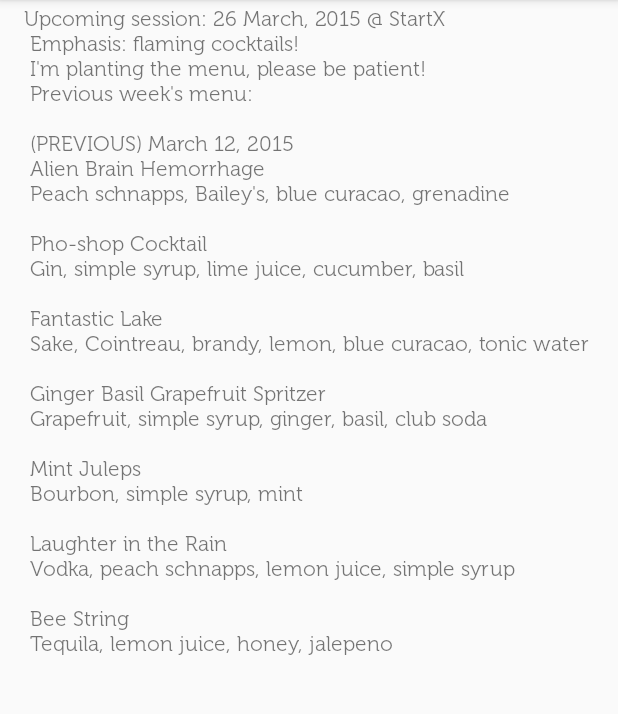
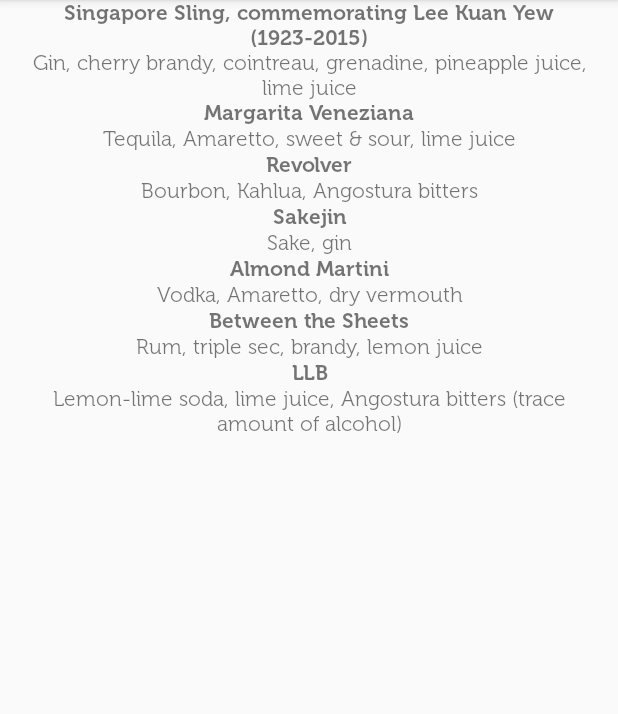
Before and after one commit to davidopluslau/CleverEggplant, an Android app: the screen it shows after launch (MainActivity), on a phone screen of 412 x 824 dp, the part 84-798 px from its top. Run offline under Robolectric (Android 15) with nearby library versions, the phone set to English and light mode, and no system bars.

Commit message:
Unfucked the menu page, partially

```diff
--- a/CleverEggplant/app/src/main/java/com/theclevereggplant/clevereggplant/CleverPagerAdapter.java
+++ b/CleverEggplant/app/src/main/java/com/theclevereggplant/clevereggplant/CleverPagerAdapter.java
@@ -13,14 +13,18 @@
 
 public class CleverPagerAdapter extends FragmentPagerAdapter {
 
-    List<String> pageStrings = new ArrayList<>();
+    public static final String MENU = "menu";
+    private final List<String> pageStrings;
+    private final String[] menu;
     Typeface museoFont;
 
     public CleverPagerAdapter(FragmentManager fm, Context context) {
         super(fm);
         String[] pageData = context.getResources().getStringArray(R.array.textBullshit);
+        String[] menu = context.getResources().getStringArray(R.array.menu_items);
         this.museoFont = Typeface.createFromAsset(context.getAssets(), "Museo-300.otf");
         pageStrings = new ArrayList<>(Arrays.asList(pageData));
+        this.menu = menu;
     }
 
     @Override
@@ -29,6 +33,9 @@
         Bundle bundle = new Bundle();
         switch (i) {
             case 0:
+                fragment = new MenuPageFragment();
+                bundle.putStringArray(MENU, menu);
+                break;
             case 1:
             case 3:
                 fragment = new TextVomitFragment();
--- /dev/null
+++ b/CleverEggplant/app/src/main/java/com/theclevereggplant/clevereggplant/MenuPageFragment.java
@@ -0,0 +1,46 @@
+package com.theclevereggplant.clevereggplant;
+
+import android.content.Context;
+import android.graphics.Typeface;
+import android.os.Bundle;
+import android.support.annotation.Nullable;
+import android.support.v4.app.Fragment;
+import android.view.Gravity;
+import android.view.LayoutInflater;
+import android.view.View;
+import android.view.ViewGroup;
+import android.widget.LinearLayout;
+import android.widget.ScrollView;
+import android.widget.TextView;
+
+public class MenuPageFragment extends Fragment {
+    @Override
+    public View onCreateView(LayoutInflater inflater, @Nullable ViewGroup container,
+            @Nullable Bundle savedInstanceState) {
+        View rootView = inflater.inflate(R.layout.generic_scrolling_page, container, false);
+        Bundle args = getArguments();
+        Typeface lightFont = Typeface.createFromAsset(inflater.getContext().getAssets(), "Museo-300.otf");
+        Typeface heavyFont = Typeface.createFromAsset(inflater.getContext().getAssets(), "Museo-700.otf");
+        ScrollView scroller = (ScrollView) rootView.findViewById(R.id.scroller);
+        String[] menuStrings = args.getStringArray(CleverPagerAdapter.MENU);
+        Context context = inflater.getContext();
+        LinearLayout layout = new LinearLayout(context);
+        layout.setOrientation(LinearLayout.VERTICAL);
+        for (int i = 0; i < menuStrings.length / 2; i++) {
+            String name = menuStrings[i * 2];
+            TextView nameText = new TextView(context);
+            nameText.setText(name);
+            nameText.setTypeface(heavyFont);
+            nameText.setGravity(Gravity.CENTER);
+            layout.addView(nameText);
+            String ingredients = menuStrings[i * 2 + 1];
+            TextView ingredientsText = new TextView(context);
+            ingredientsText.setText(ingredients);
+            ingredientsText.setTypeface(lightFont);
+            ingredientsText.setGravity(Gravity.CENTER);
+            layout.addView(ingredientsText);
+        }
+        scroller.addView(layout);
+        return rootView;
+    }
+}
--- /dev/null
+++ b/CleverEggplant/app/src/main/res/layout/generic_scrolling_page.xml
@@ -0,0 +1,10 @@
+<?xml version="1.0" encoding="utf-8"?>
+<RelativeLayout xmlns:android="http://schemas.android.com/apk/res/android"
+                android:layout_width="match_parent"
+                android:layout_height="match_parent"
+        >
+    <ScrollView android:layout_width="match_parent" android:layout_height="match_parent"
+            android:id="@+id/scroller">
+    </ScrollView>
+
+</RelativeLayout>
--- a/CleverEggplant/app/src/main/res/values/strings.xml
+++ b/CleverEggplant/app/src/main/res/values/strings.xml
@@ -4,6 +4,23 @@
     <string name="menu_title">The Clever Eggplant</string>
     <string name="sanity_title">TTTTTTTTTTTTTTTTTTTTT</string>
     <string name="action_settings">Settings</string>
+    <string-array name="menu_items">
+        <item>Singapore Sling, commemorating Lee Kuan Yew (1923-2015)</item>
+        <item>Gin, cherry brandy, cointreau, grenadine, pineapple juice, lime juice</item>
+        <item>Margarita Veneziana</item>
+        <item>Tequila, Amaretto, sweet &#038; sour, lime juice</item>
+        <item>Revolver</item>
+        <item>Bourbon, Kahlua, Angostura bitters</item>
+        <item>Sakejin</item>
+        <item>Sake, gin</item>
+        <item>Almond Martini</item>
+        <item>Vodka, Amaretto, dry vermouth</item>
+        <item>Between the Sheets</item>
+        <item>Rum, triple sec, brandy, lemon juice</item>
+        <item>LLB</item>
+        <item>Lemon-lime soda, lime juice, Angostura bitters (trace amount of alcohol)</item>
+    </string-array>
+
     <string-array name="textBullshit">
         <item>
             Upcoming session: 26 March, 2015 @ StartX\n
@@ -36,7 +53,7 @@
         <item>Why are we The Clever Eggplant?\nThe bar was nameless for its first six months of operation. Our name reflects our origins as a supporting fixture of StartX\'s board game nights. One night, a few of us were playing Apples to Apples. David played the green card "Clever", prompting the other players to choose cards that they thought were evocative of cleverness. One of his friends had no good answers and played "Eggplant" in response to get rid of an otherwise useless card. The ludicrous combination of those cards amused David so much that he made it the name of the bar.\nDoes David work for StartX?\nNo, and neither does Rachel, for that matter. Rachel\'s company, Weeby, graduated from StartX\'s startup incubation program, which is how she is affiliated with them. Likewise, David has a friend whose company also graduated from StartX, which is how David was introduced to game nights. Neither David nor his company have any affiliation with StartX. He simply mixes there on their good graces.\nHow did David start bartending?\nHis mixing began when he received a mixology book for his birthday. He likes to say that reading the book and watching Youtube videos accounts for 10%% of his skill and knowledge, while the other 90%% comes from patrons at the bar bombarding him with drink requests until he could handle them all.</item>
         <item>Mortality</item>
     </string-array>
-    <string name="david_blurb">David is, by day, a software engineer at Refresh, Inc., a startup that aggregates data from a variety of professional and social networks and recommends conversation topics. He drinks sparingly while bartending, as he ironically has embarrassingly unimpressive alcohol tolerance. Besides mixing drinks for the bar, David also chooses the drinks, worked on the modern menu layout, and built and manages the website. He also powerlifts recreationally, practices Judo at Stanford, and enjoys reading books in the office before work and at coffee shops during the weekend.
+    <string name="david_blurb">David is, by day, a software engineer at LinkedIn. He drinks sparingly while bartending, as he ironically has embarrassingly unimpressive alcohol tolerance. Besides mixing drinks for the bar, David also chooses the drinks, worked on the modern menu layout, and built and manages the website. He also powerlifts recreationally, practices Judo at Stanford, and enjoys reading books in the office before work and at coffee shops during the weekend.
     </string>
     <string name="rachel_blurb">Rachel is the office manager for Weeby.co, a software startup that builds a game engine and games for their platform. Besides keeping her colleagues alive at the office, she puts together Weeby\'s game nights at StartX\'s facility, even when The Clever Eggplant is not in session. Every week she pulls together game nights with dozens of attendees and arranges enough food to feed all of them. Bar weeks present further challenges: she prints the night\'s menu and stocks the bar with citrus and sodas and herbs and liquors and frequent one-off ingredients. Rachel may not be the face of the bar, but she is its invaluable backbone, and without her there would be no game nights at all. Outside of work, Rachel enjoys running outdoors and dancing at clubs.
     </string>
```
